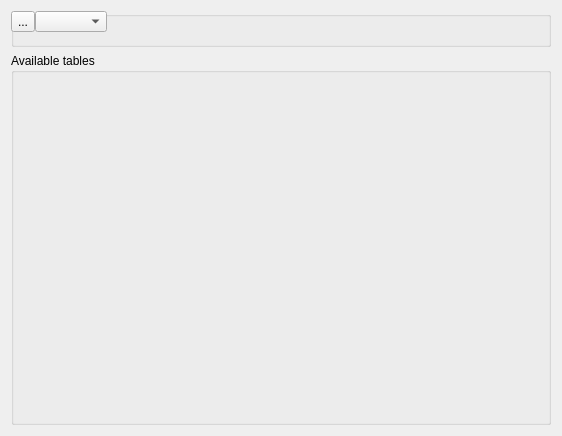
This is DiagramForm.ui in fritzone/ddm as Qt 5 draws it before an edit. The edited form follows.
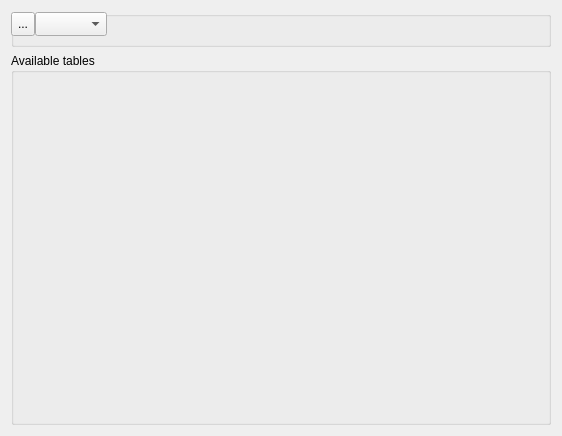
This is the edited form. Icons and pictures are not drawn.

Patch:
```diff
--- a/DiagramForm.ui
+++ b/DiagramForm.ui
@@ -22,6 +22,12 @@
        <verstretch>0</verstretch>
       </sizepolicy>
      </property>
+     <property name="minimumSize">
+      <size>
+       <width>0</width>
+       <height>26</height>
+      </size>
+     </property>
      <property name="maximumSize">
       <size>
        <width>16777215</width>
@@ -37,7 +43,7 @@
         <x>0</x>
         <y>0</y>
         <width>541</width>
-        <height>21</height>
+        <height>26</height>
        </rect>
       </property>
       <layout class="QHBoxLayout" name="horizontalLayout_2">
```
